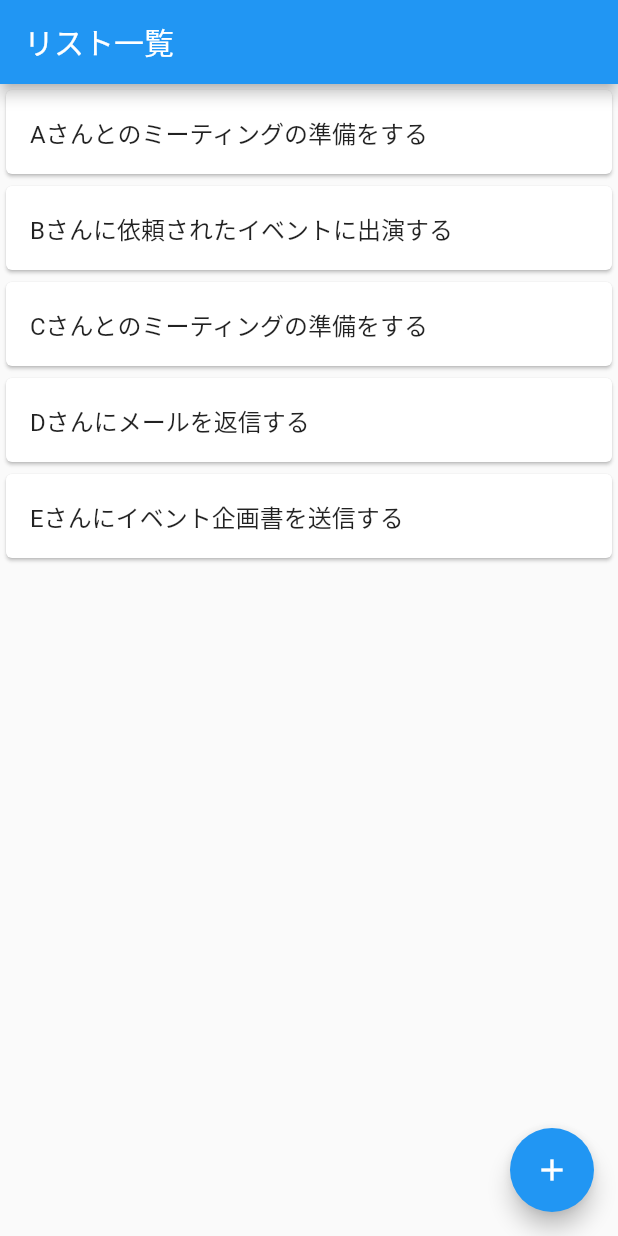
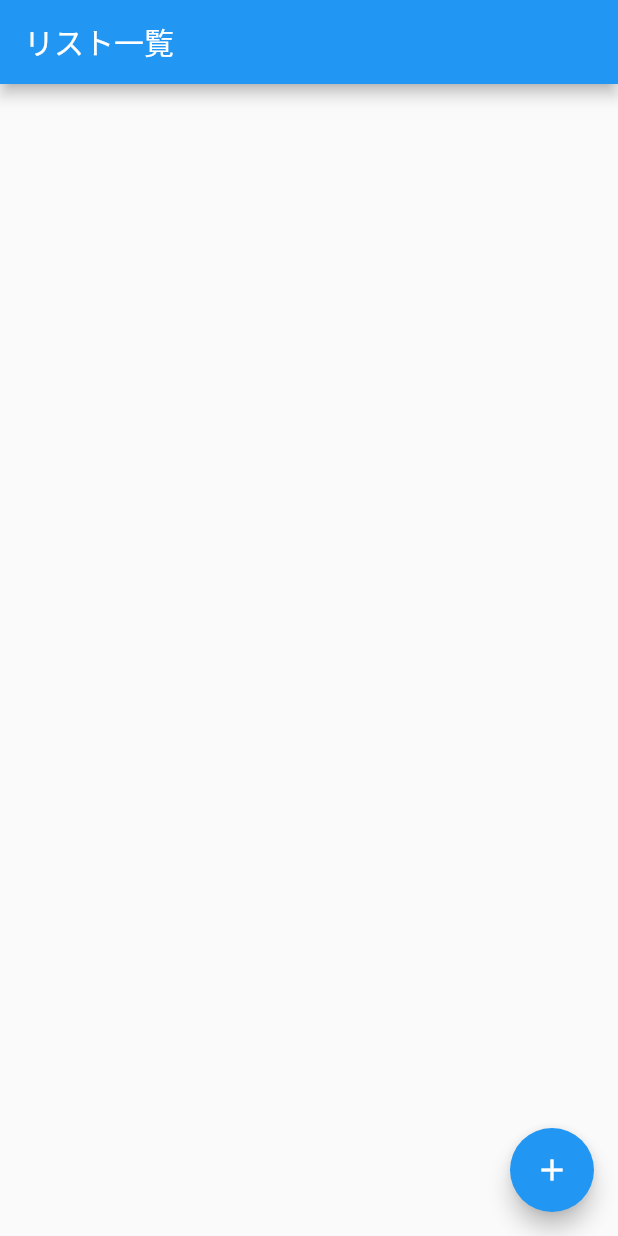
Before and after one commit to nishidayoshikatsu/flutter_todo_app, a Flutter app: the screen it shows after launch, on a phone screen of 412 x 824 dp. Run offline on Flutter 3.47's test engine with Material 2 defaults, Android fonts, the phone set to English and light mode, and no system bars.

Commit message:
データを元にリスト一覧を表示する

```diff
--- a/lib/main.dart
+++ b/lib/main.dart
@@ -22,42 +22,32 @@ class MyTodoApp extends StatelessWidget {
 }
 
 // リスト一覧画面用Widget
-class TodoListPage extends StatelessWidget {
+class TodoListPage extends StatefulWidget {
+  @override
+  _TodoListPageState createState() => _TodoListPageState();
+}
+
+class _TodoListPageState extends State<TodoListPage> {
+  // Todoリストのデータ
+  List<String> todoList = [];
+
   @override
   Widget build(BuildContext context) {
     return Scaffold(
+      // AppBarを表示し、タイトルも設定
       appBar: AppBar(
         title: Text('リスト一覧'),
       ),
-      // ListViewを使いリスト一覧を表示
-      body: ListView(
-        children: <Widget>[
-          Card(
+      // データを元にListViewを作成
+      body: ListView.builder(
+        itemCount: todoList.length,
+        itemBuilder: (context, index) {
+          return Card(
             child: ListTile(
-              title: Text('Aさんとのミーティングの準備をする'),
+              title: Text(todoList[index]),
             ),
-          ),
-          Card(
-            child: ListTile(
-              title: Text('Bさんに依頼されたイベントに出演する'),
-            ),
-          ),
-          Card(
-            child: ListTile(
-              title: Text('Cさんとのミーティングの準備をする'),
-            ),
-          ),
-          Card(
-            child: ListTile(
-              title: Text('Dさんにメールを返信する'),
-            ),
-          ),
-          Card(
-            child: ListTile(
-              title: Text('Eさんにイベント企画書を送信する'),
-            ),
-          ),
-        ],
+          );
+        },
       ),
       floatingActionButton: FloatingActionButton(
         onPressed: () async {
@@ -71,6 +61,10 @@ class TodoListPage extends StatelessWidget {
           );
           if (newListText != null) {
             // キャンセルした場合は newListText が null となるので注意
+            setState(() {
+              // リスト追加
+              todoList.add(newListText);
+            });
           }
         },
         child: Icon(Icons.add),
```
